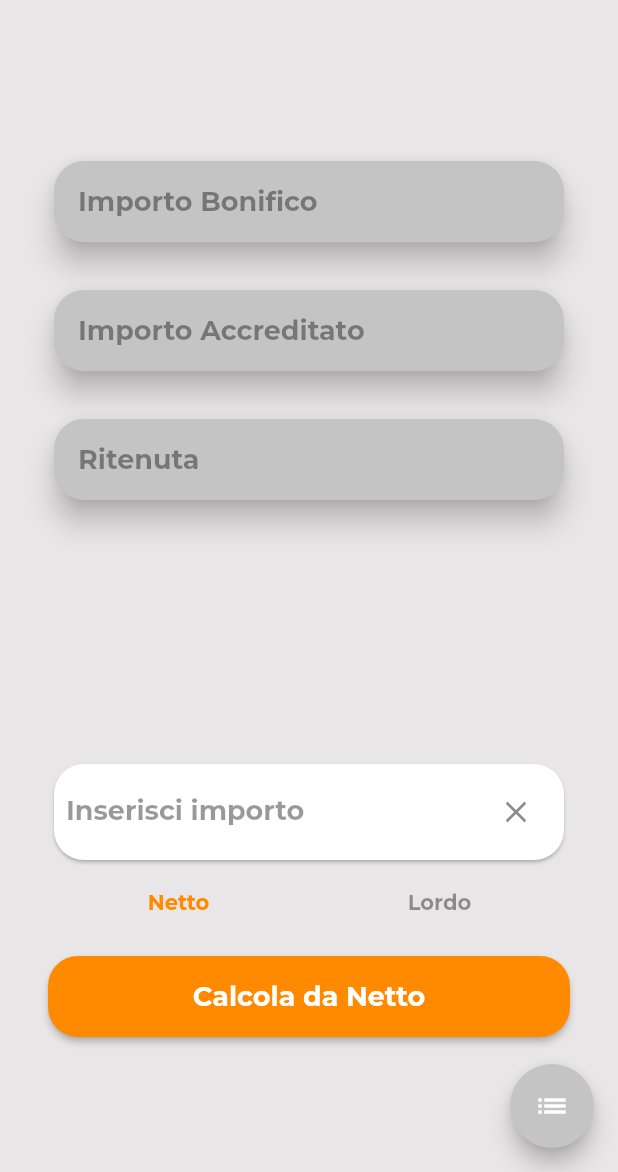
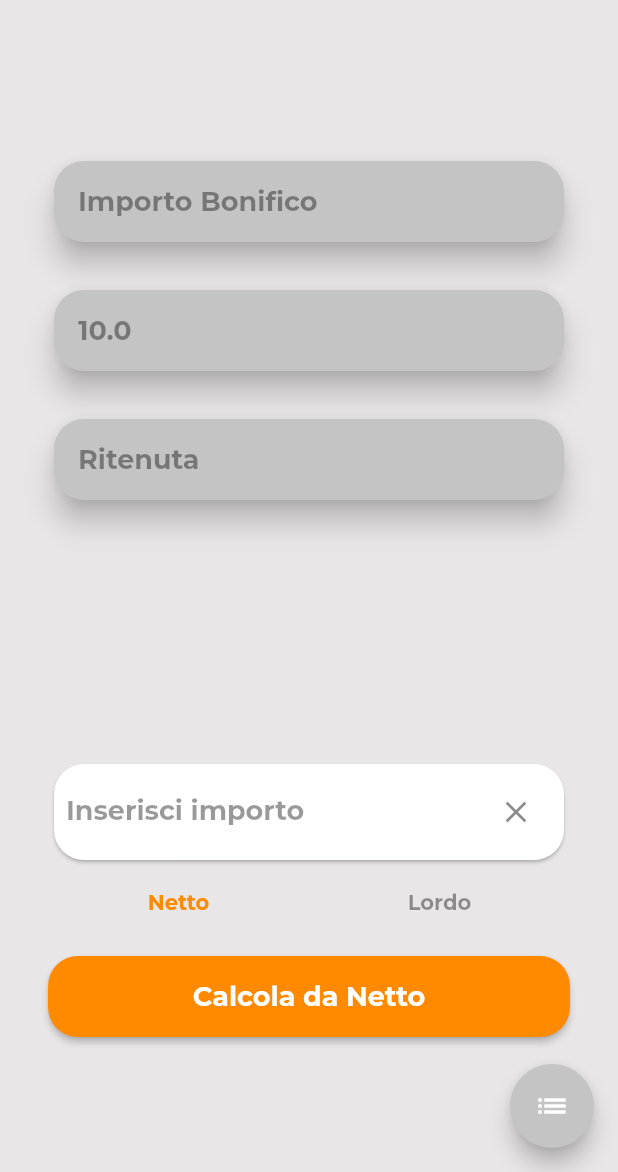
Before and after one commit to Albenga96/ritenute_bonifici, a Flutter app: the screen it shows after launch, after a tap on "Calcola da Netto", on a phone screen of 412 x 824 dp, the part 64-1236 px from its top. Run offline on Flutter 3.47's test engine with Material 2 defaults, Android fonts, the phone set to English and light mode, and no system bars; our stand-ins replace bloc, flutter_bloc, google_fonts.

Commit message:
Added sample methods on ritenuta cubit

```diff
--- a/lib/src/presentation/blocs/cubit/ritenuta_cubit.dart
+++ b/lib/src/presentation/blocs/cubit/ritenuta_cubit.dart
@@ -10,4 +10,13 @@ class RitenutaCubit extends Cubit<RitenutaState> {
     bool isNet = state.isNet;
     emit(const RitenutaState().copyWith(isNet: !isNet));
   }
+
+  void updateImport(double amount) {
+    emit(const RitenutaState().copyWith(amount: amount));
+  }
+
+  void calculate() {
+    emit(const RitenutaState()
+        .copyWith(creditedAmount: state.amount + 10, amount: state.amount));
+  }
 }
--- a/lib/src/presentation/view/home_view.dart
+++ b/lib/src/presentation/view/home_view.dart
@@ -45,12 +45,16 @@ class HomeView extends StatelessWidget {
             children: [
               Column(
                 mainAxisSize: MainAxisSize.min,
-                children: const [
+                children: [
                   TextCard(
-                    text: 'Importo Bonifico',
+                    text: state.amount == 0
+                        ? 'Importo Bonifico'
+                        : "${state.amount}",
                   ),
                   TextCard(
-                    text: 'Importo Accreditato',
+                    text: state.creditedAmount == 0
+                        ? 'Importo Bonifico'
+                        : "${state.creditedAmount}",
                   ),
                   TextCard(
                     text: 'Ritenuta',
@@ -107,7 +111,9 @@ class HomeView extends StatelessWidget {
                         ),
                         primary: RitenuteColors.ritenutePrimaryColor,
                       ),
-                      onPressed: () {},
+                      onPressed: () {
+                        context.read<RitenutaCubit>().calculate();
+                      },
                       child: SizedBox(
                         width: double.infinity,
                         child: Center(
--- a/lib/src/presentation/widgets/home/insert_import.dart
+++ b/lib/src/presentation/widgets/home/insert_import.dart
@@ -1,5 +1,8 @@
 import 'package:flutter/material.dart';
 import 'package:flutter/services.dart';
+import 'package:flutter_bloc/flutter_bloc.dart';
+import 'package:ritenute_bonifici/src/presentation/blocs/cubit/ritenuta_cubit.dart';
+import 'package:ritenute_bonifici/src/ritenute_app.dart';
 import 'package:ritenute_bonifici/src/themes/app_theme.dart';
 import 'package:ritenute_bonifici/src/themes/ritenute_margins.dart';
 
@@ -16,6 +19,8 @@ class _InsertImportState extends State<InsertImport> {
   final TextEditingController _controller = TextEditingController();
   @override
   Widget build(BuildContext context) {
+    return BlocBuilder<RitenutaCubit, RitenutaState>(
+      builder: (context, state) {
         return Padding(
           padding: const EdgeInsets.symmetric(
             horizontal: RitenuteMargins.ritenuteMarginVeryBig,
@@ -31,11 +36,17 @@ class _InsertImportState extends State<InsertImport> {
                 RitenuteMargins.ritenuteMarginSmall,
               ),
               child: TextFormField(
+                onChanged: (value) {
+                  context
+                      .read<RitenutaCubit>()
+                      .updateImport(double.parse(value));
+                },
                 controller: _controller,
                 inputFormatters: [
                   FilteringTextInputFormatter.allow(RegExp(r'^\d+\.?\d{0,2}')),
                 ],
-            keyboardType: const TextInputType.numberWithOptions(decimal: true),
+                keyboardType:
+                    const TextInputType.numberWithOptions(decimal: true),
                 decoration: InputDecoration(
                   border: InputBorder.none,
                   suffixIcon: IconButton(
@@ -51,5 +62,7 @@ class _InsertImportState extends State<InsertImport> {
             ),
           ),
         );
+      },
+    );
   }
 }
```
Also changed, not shown: 1 other file. Lines whose indentation alone changed are shown as unchanged.
